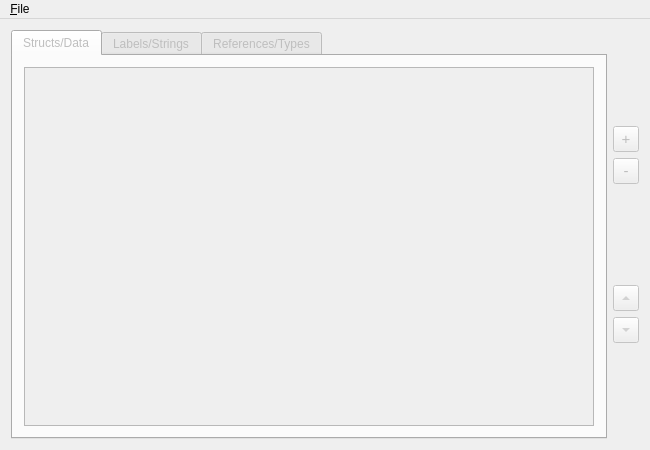
Before: the Qt Designer form dat_editor/mainwindow.ui in CaptainSwag101/DRV3-Tools, drawn with Qt 5.
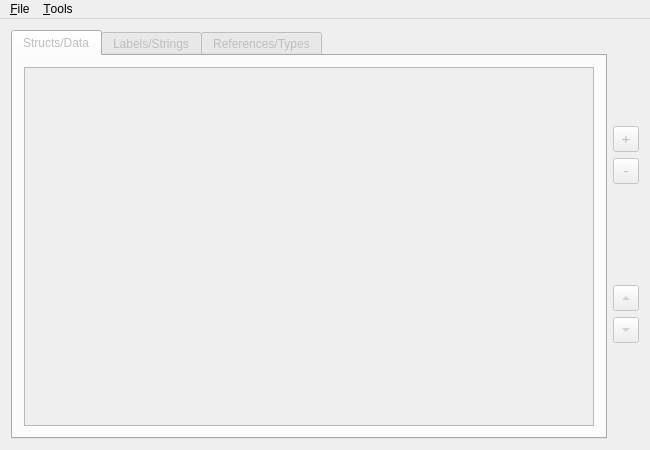
After: the same form once the commit is applied.

The edit to the form file:
```diff
--- a/dat_editor/mainwindow.ui
+++ b/dat_editor/mainwindow.ui
@@ -315,7 +315,7 @@
      <x>0</x>
      <y>0</y>
      <width>650</width>
-     <height>22</height>
+     <height>20</height>
     </rect>
    </property>
    <widget class="QMenu" name="menuFile">
@@ -327,7 +327,15 @@
     <addaction name="actionSaveAs"/>
     <addaction name="actionExit"/>
    </widget>
+   <widget class="QMenu" name="menuTools">
+    <property name="title">
+     <string>&amp;Tools</string>
+    </property>
+    <addaction name="actionImportCsv"/>
+    <addaction name="actionExportCsv"/>
+   </widget>
    <addaction name="menuFile"/>
+   <addaction name="menuTools"/>
   </widget>
   <action name="actionOpen">
    <property name="text">
```
Left out of the diff: 24 changed lines with no effect on the pictures.
